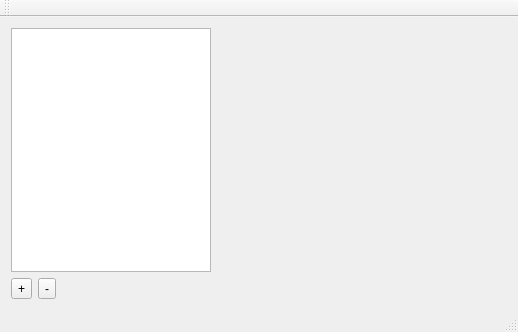
danielphil/busalert, file busalert/busalert/MainWindow.ui: the form before one commit.
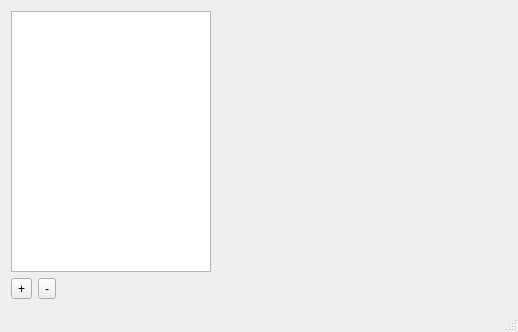
The form after the commit.

Commit message: Removing unrequired toolbar.

Diff of the .ui file:
```diff
--- a/busalert/busalert/MainWindow.ui
+++ b/busalert/busalert/MainWindow.ui
@@ -124,14 +124,6 @@
     </rect>
    </property>
   </widget>
-  <widget class="QToolBar" name="mainToolBar">
-   <attribute name="toolBarArea">
-    <enum>TopToolBarArea</enum>
-   </attribute>
-   <attribute name="toolBarBreak">
-    <bool>false</bool>
-   </attribute>
-  </widget>
   <widget class="QStatusBar" name="statusBar">
    <property name="enabled">
     <bool>true</bool>
```
